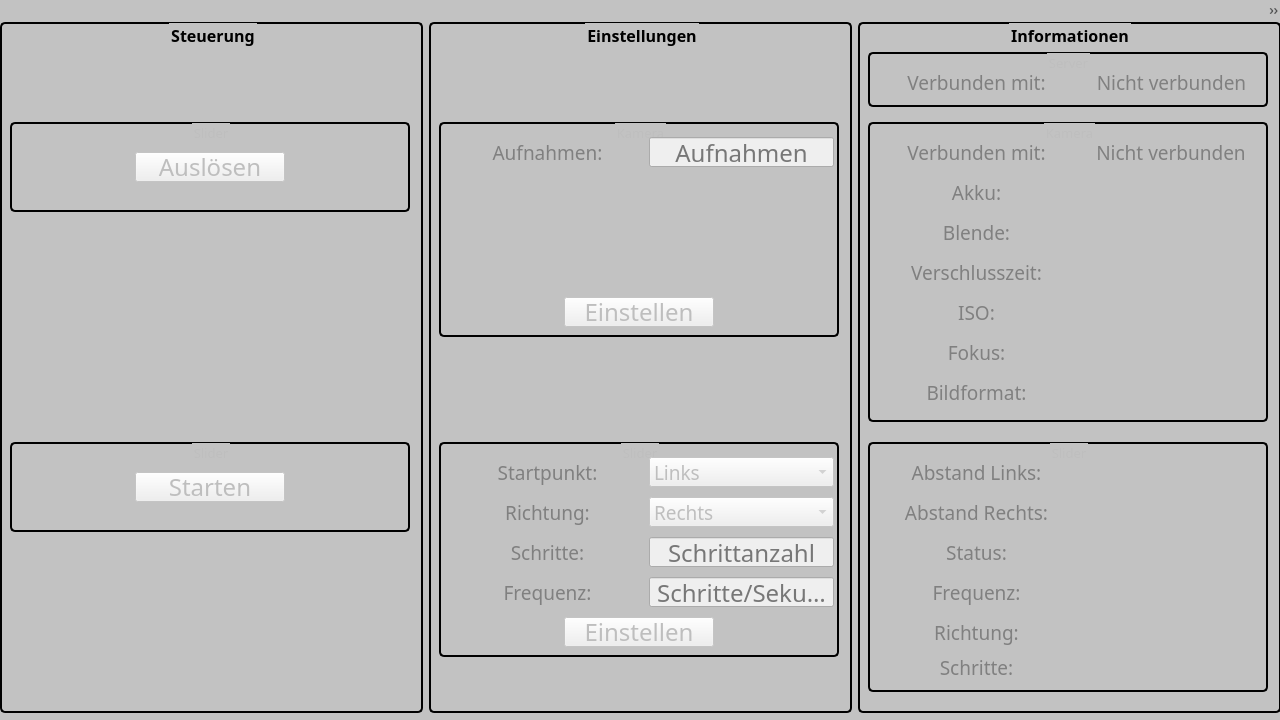
The window that UI/main_window.ui (FilipBruehl/camera_slider) describes before a commit, drawn with Qt 5.
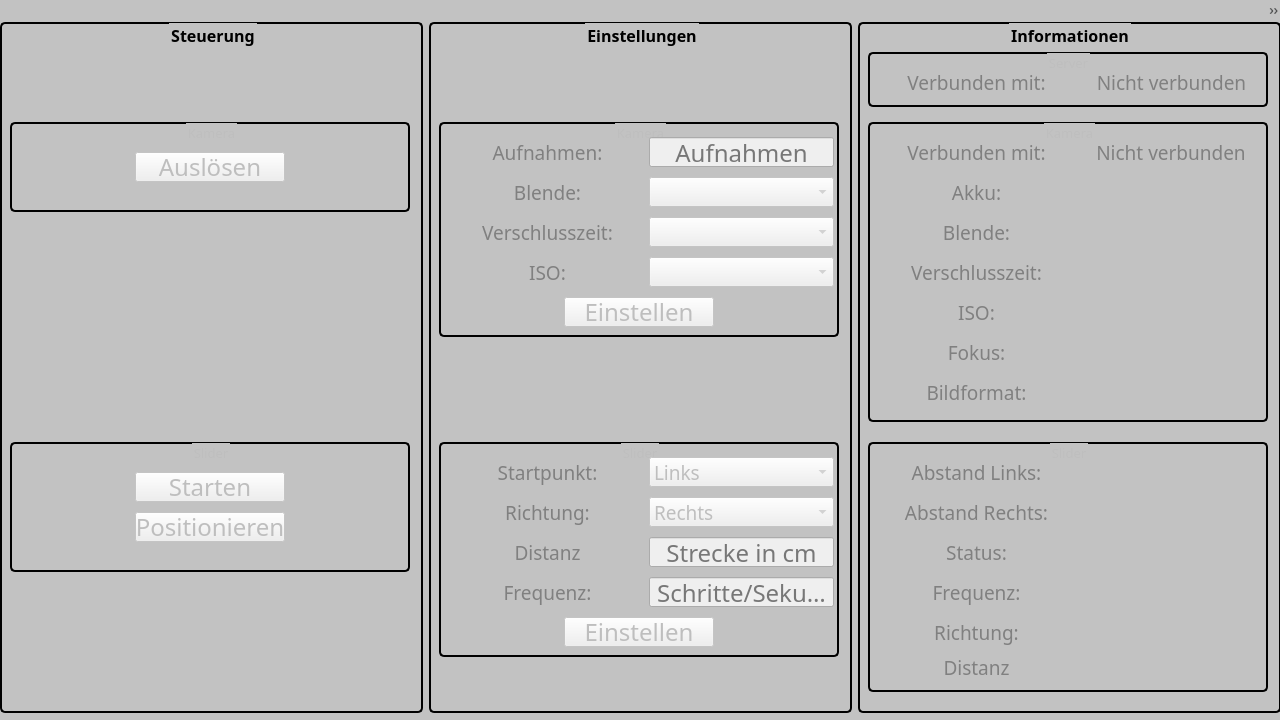
The same window after the commit.

Commit message: - Design updates for manual camera mode - major updates to server.py, camera.py and client.py to enable manual camera mode

```diff
--- a/UI/main_window.ui
+++ b/UI/main_window.ui
@@ -134,7 +134,7 @@
             <x>10</x>
             <y>420</y>
             <width>400</width>
-            <height>90</height>
+            <height>130</height>
            </rect>
           </property>
           <property name="font">
@@ -177,6 +177,31 @@
             <bool>false</bool>
            </property>
           </widget>
+          <widget class="QPushButton" name="pushButton_steuerung_slider_position">
+           <property name="enabled">
+            <bool>false</bool>
+           </property>
+           <property name="geometry">
+            <rect>
+             <x>125</x>
+             <y>70</y>
+             <width>150</width>
+             <height>30</height>
+            </rect>
+           </property>
+           <property name="font">
+            <font>
+             <family>Bahnschrift</family>
+             <pointsize>18</pointsize>
+            </font>
+           </property>
+           <property name="text">
+            <string>Positionieren</string>
+           </property>
+           <property name="flat">
+            <bool>false</bool>
+           </property>
+          </widget>
          </widget>
          <widget class="QGroupBox" name="groupBox_steuerung_kamera">
           <property name="enabled">
@@ -200,7 +225,7 @@
            <string notr="true"/>
           </property>
           <property name="title">
-           <string>Slider</string>
+           <string>Kamera</string>
           </property>
           <property name="alignment">
            <set>Qt::AlignCenter</set>
@@ -420,7 +445,7 @@
             <string notr="true"/>
            </property>
            <property name="text">
-            <string>Schritte:</string>
+            <string>Distanz</string>
            </property>
            <property name="alignment">
             <set>Qt::AlignCenter</set>
@@ -447,11 +472,14 @@
            <property name="styleSheet">
             <string notr="true"/>
            </property>
+           <property name="text">
+            <string/>
+           </property>
            <property name="alignment">
             <set>Qt::AlignCenter</set>
            </property>
            <property name="placeholderText">
-            <string>Schrittanzahl</string>
+            <string>Strecke in cm</string>
            </property>
           </widget>
           <widget class="QLabel" name="label_settings_slider_frequenz">
@@ -672,6 +700,183 @@
             <bool>false</bool>
            </property>
           </widget>
+          <widget class="QLabel" name="label_settings_kamera_blende">
+           <property name="enabled">
+            <bool>false</bool>
+           </property>
+           <property name="geometry">
+            <rect>
+             <x>15</x>
+             <y>55</y>
+             <width>187</width>
+             <height>30</height>
+            </rect>
+           </property>
+           <property name="minimumSize">
+            <size>
+             <width>187</width>
+             <height>30</height>
+            </size>
+           </property>
+           <property name="maximumSize">
+            <size>
+             <width>187</width>
+             <height>30</height>
+            </size>
+           </property>
+           <property name="font">
+            <font>
+             <family>Bahnschrift</family>
+             <pointsize>14</pointsize>
+            </font>
+           </property>
+           <property name="styleSheet">
+            <string notr="true"/>
+           </property>
+           <property name="text">
+            <string>Blende:</string>
+           </property>
+           <property name="alignment">
+            <set>Qt::AlignCenter</set>
+           </property>
+          </widget>
+          <widget class="QLabel" name="label_settings_kamera_shutter">
+           <property name="enabled">
+            <bool>false</bool>
+           </property>
+           <property name="geometry">
+            <rect>
+             <x>15</x>
+             <y>95</y>
+             <width>187</width>
+             <height>30</height>
+            </rect>
+           </property>
+           <property name="minimumSize">
+            <size>
+             <width>187</width>
+             <height>30</height>
+            </size>
+           </property>
+           <property name="maximumSize">
+            <size>
+             <width>187</width>
+             <height>30</height>
+            </size>
+           </property>
+           <property name="font">
+            <font>
+             <family>Bahnschrift</family>
+             <pointsize>14</pointsize>
+            </font>
+           </property>
+           <property name="styleSheet">
+            <string notr="true"/>
+           </property>
+           <property name="text">
+            <string>Verschlusszeit:</string>
+           </property>
+           <property name="alignment">
+            <set>Qt::AlignCenter</set>
+           </property>
+          </widget>
+          <widget class="QLabel" name="label_settings_kamera_iso">
+           <property name="enabled">
+            <bool>false</bool>
+           </property>
+           <property name="geometry">
+            <rect>
+             <x>15</x>
+             <y>135</y>
+             <width>187</width>
+             <height>30</height>
+            </rect>
+           </property>
+           <property name="minimumSize">
+            <size>
+             <width>187</width>
+             <height>30</height>
+            </size>
+           </property>
+           <property name="maximumSize">
+            <size>
+             <width>187</width>
+             <height>30</height>
+            </size>
+           </property>
+           <property name="font">
+            <font>
+             <family>Bahnschrift</family>
+             <pointsize>14</pointsize>
+            </font>
+           </property>
+           <property name="styleSheet">
+            <string notr="true"/>
+           </property>
+           <property name="text">
+            <string>ISO:</string>
+           </property>
+           <property name="alignment">
+            <set>Qt::AlignCenter</set>
+           </property>
+          </widget>
+          <widget class="QComboBox" name="comboBox_settings_kamera_blende">
+           <property name="geometry">
+            <rect>
+             <x>210</x>
+             <y>55</y>
+             <width>185</width>
+             <height>30</height>
+            </rect>
+           </property>
+           <property name="font">
+            <font>
+             <family>Bahnschrift</family>
+             <pointsize>14</pointsize>
+            </font>
+           </property>
+           <property name="currentText">
+            <string/>
+           </property>
+          </widget>
+          <widget class="QComboBox" name="comboBox_settings_kamera_shutter">
+           <property name="geometry">
+            <rect>
+             <x>210</x>
+             <y>95</y>
+             <width>185</width>
+             <height>30</height>
+            </rect>
+           </property>
+           <property name="font">
+            <font>
+             <family>Bahnschrift</family>
+             <pointsize>14</pointsize>
+            </font>
+           </property>
+           <property name="currentText">
+            <string/>
+           </property>
+          </widget>
+          <widget class="QComboBox" name="comboBox_settings_kamera_iso">
+           <property name="geometry">
+            <rect>
+             <x>210</x>
+             <y>135</y>
+             <width>185</width>
+             <height>30</height>
+            </rect>
+           </property>
+           <property name="font">
+            <font>
+             <family>Bahnschrift</family>
+             <pointsize>14</pointsize>
+            </font>
+           </property>
+           <property name="currentText">
+            <string/>
+           </property>
+          </widget>
          </widget>
         </widget>
        </item>
@@ -1590,7 +1795,7 @@
 background-color: transparent;</string>
            </property>
            <property name="text">
-            <string>Schritte:</string>
+            <string>Distanz</string>
            </property>
            <property name="alignment">
             <set>Qt::AlignCenter</set>
```
The commit also changes 7 other files.
